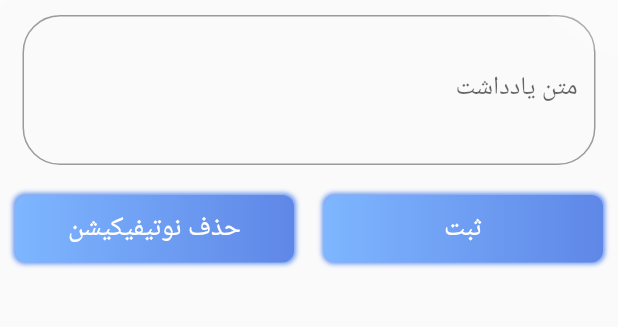
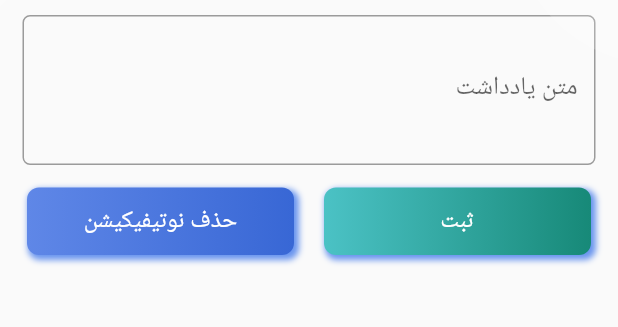
Before and after one commit to Move37-Team/noteif, a Flutter app: the screen it shows after launch, on a phone screen of 412 x 824 dp, the part 84-411 px from its top. Run offline on Flutter 3.47's test engine with Material 2 defaults, Android fonts, the light colour scheme and no system bars; our stand-ins replace flutter_local_notifications, gradient_app_bar.

Commit message:
basic ui and functionality

```diff
--- a/lib/helper/colors.dart
+++ b/lib/helper/colors.dart
@@ -4,7 +4,7 @@ class AppColors {
   static const Color Genoa = Color(0xFF2D6B6D); // DarkBlue
   static const Color Viking = Color(0xFF4BC2C5); // Blue
   static const Color WildWatermelon = Color(0xFFFC5185); // Pink
-  static const Color ElfGreen = Color(0xFF178978); // LightGreen
+  static const Color ElfGreen = Color(0xFF178978); // Ligh
 
   static const Color BlueLight = Color.fromRGBO(126, 182, 255, 1);
   static const Color BlueDark = Color.fromRGBO(95, 135, 231, 1);
--- a/lib/main.dart
+++ b/lib/main.dart
@@ -115,13 +115,14 @@ class _MyAppState extends State<MyApp> {
 
   Future onSelectNotification(String payload) {
     debugPrint("payload : $payload");
-    showDialog(
-      context: context,
-      builder: (_) => new AlertDialog(
-        title: new Text('Notification'),
-        content: new Text('$payload'),
-      ),
-    );
+    myController.text = payload;
+//    showDialog(
+//      context: context,
+//      builder: (_) => new AlertDialog(
+//        title: new Text('Notification'),
+//        content: new Text('$payload'),
+//      ),
+//    );
   }
 
   @override
@@ -144,36 +145,39 @@ class _MyAppState extends State<MyApp> {
 //                  color: Colors.red
 //                ),
                   border: new OutlineInputBorder(
-                    borderRadius: new BorderRadius.circular(25.0),
+                    borderRadius: new BorderRadius.circular(5.0),
                     borderSide: new BorderSide(),
                   ),
                 ),
                 controller: myController,
               ),
             ),
-            Row(
+            Padding(
+              padding: const EdgeInsets.symmetric(horizontal: 8.0),
+              child: Row(
                 children: <Widget>[
 
                   materialButton(
                       'ثبت',
-                        () {},
+                      showNotification,
                       LinearGradient(
                         colors: <Color>[
-                        AppColors.BlueLight,
-                        AppColors.BlueDark,
+                          AppColors.Viking,
+                          AppColors.ElfGreen,
                         ],
                       )),
 
                   materialButton(
                       'حذف نوتیفیکیشن',
-                        () {},
+                          () {flutterLocalNotificationsPlugin.cancel(0);},
                       LinearGradient(
                         colors: <Color>[
-                        AppColors.BlueLight,
                           AppColors.BlueDark,
+                          AppColors.HeaderBlueDark,
                         ],
                       )),
                 ],
+              ),
             ),
           ],
         ),
@@ -184,12 +188,15 @@ class _MyAppState extends State<MyApp> {
   showNotification() async {
     var android = new AndroidNotificationDetails(
         'channel id', 'channel NAME', 'CHANNEL DESCRIPTION',
+        playSound: false,
+        style: AndroidNotificationStyle.BigText,
+        autoCancel: false,
         priority: Priority.High, importance: Importance.Max, ongoing: true);
-    var iOS = new IOSNotificationDetails();
+    var iOS = new IOSNotificationDetails(presentSound: false);
     var platform = new NotificationDetails(android, iOS);
     await flutterLocalNotificationsPlugin.show(
-        0, 'New Video is out', 'Flutter Local Notification', platform,
-        payload: 'Nitish Kumar Singh is part time Youtuber');
+        0, null, myController.text, platform,
+        payload: myController.text);
   }
 
   materialButton(String buttonText, void Function() param1, LinearGradient linearGradient) {
@@ -198,7 +205,7 @@ class _MyAppState extends State<MyApp> {
         flex: 1,
         child: Container(
           height: 45,
-          margin: const EdgeInsets.all(10.0),
+          margin: const EdgeInsets.fromLTRB(10.0, 5.0, 10.0, 10.0),
           decoration: BoxDecoration(
             gradient: linearGradient,
             borderRadius: BorderRadius.all(
@@ -207,9 +214,9 @@ class _MyAppState extends State<MyApp> {
             boxShadow: [
               BoxShadow(
                 color: AppColors.BlueShadow,
-                blurRadius: 2.0,
+                blurRadius: 3.0,
                 spreadRadius: 1.0,
-                offset: Offset(0.0, 0.0),
+                offset: Offset(2.0, 2.0),
               ),
             ],
           ),
@@ -221,7 +228,7 @@ class _MyAppState extends State<MyApp> {
                 child: Text(
                   buttonText,
                   style: TextStyle(
-                      fontSize: 18,
+                      fontSize: 16.0,
                       color: Colors.white,
                       fontWeight: FontWeight.w500),
                 ),
```
Lines whose indentation alone changed are shown as unchanged.
